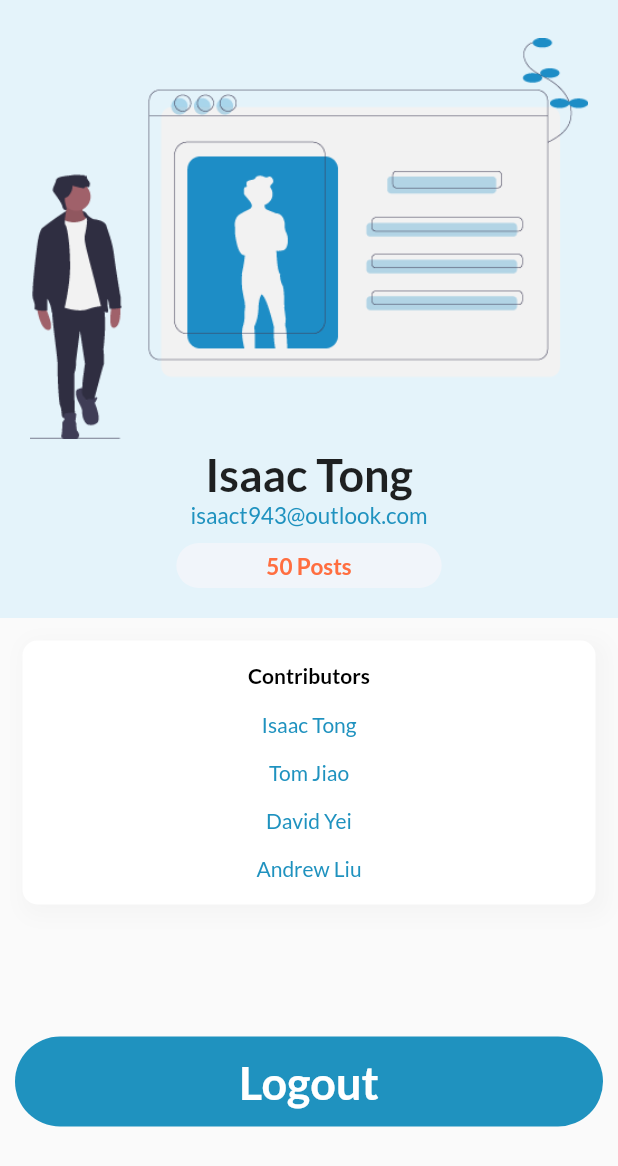
After one commit to Isaac-Tong/selectionphobia-mobile, a Flutter app: the Settings screen opened directly, on a phone screen of 412 x 824 dp. The commit adds this screen. Shown: the top 1166 px of the screen. Run offline on Flutter 3.47's test engine with Material 2 defaults, Android fonts, the phone set to English and light mode, and no system bars; our stand-ins replace carousel_slider, percent_indicator, shared_preferences, shimmer; accounts and stored records are empty; network calls fail.

Commit message:
Pagination test + added settings page

```diff
--- a/lib/main.dart
+++ b/lib/main.dart
@@ -21,7 +21,7 @@ class MyApp extends StatelessWidget {
   Widget build(BuildContext context) {
     return MaterialApp(
       title: 'Selection Phobia',
-      home: LoginScreen(),
+      home: TagsPage(),
     );
   }
 }
--- a/lib/screens/askQuestion_screen.dart
+++ b/lib/screens/askQuestion_screen.dart
@@ -125,7 +125,7 @@ class _AskQuestionState extends State<AskQuestion> {
         return FloatingActionButton(
           child: Icon(Icons.send),
           backgroundColor: darkblueColor,
-          onPressed: (){
+          onPressed: () async{
             if(question.length > 110){
               SnackBar noItems = SnackBar(
                 content: Text(
@@ -193,7 +193,7 @@ class _AskQuestionState extends State<AskQuestion> {
               return;
             }
 
-          askQuestion(question, description, cards, dropdownValue);
+          await askQuestion(question, description, cards, dropdownValue);
           Navigator.pop(context);
           },
         );
--- /dev/null
+++ b/lib/screens/settings.dart
@@ -0,0 +1,185 @@
+import 'package:flutter/material.dart';
+import 'package:selectionphobiamobile/constants.dart';
+
+class Settings extends StatefulWidget {
+  @override
+  _SettingsState createState() => _SettingsState();
+}
+
+class _SettingsState extends State<Settings> {
+  @override
+  Widget build(BuildContext context) {
+    return Scaffold(
+      body: SafeArea(
+        child: Column(
+          children: <Widget>[
+            Expanded(
+              flex: 2,
+              child: Container(
+                color: lightblueColor,
+                padding: EdgeInsets.all(20),
+                child: Column(
+                  crossAxisAlignment: CrossAxisAlignment.stretch,
+                  children: <Widget>[
+                    Expanded(
+                      child: FittedBox(
+                        fit: BoxFit.contain,
+                        child: Image(
+                          image: AssetImage('assets/images/profile.png'),
+                        ),
+                      ),
+                    ),
+                    Row(
+                      mainAxisAlignment: MainAxisAlignment.center,
+                      children: <Widget>[
+                        Text(
+                          'Isaac Tong',
+                          style: TextStyle(
+                            fontFamily: 'Lato',
+                            fontWeight: FontWeight.bold,
+                            fontSize: 30,
+                          ),
+                        ),
+                      ],
+                    ),
+                    Row(
+                      mainAxisAlignment: MainAxisAlignment.center,
+                      children: <Widget>[
+                        Text(
+                          'isaact943@outlook.com',
+                          style: TextStyle(
+                            fontFamily: 'Lato',
+                            color: darkblueColor,
+                            fontSize: 15,
+                          ),
+                        ),
+                      ],
+                    ),
+                    Row(
+                      mainAxisAlignment: MainAxisAlignment.center,
+                      children: <Widget>[
+                        Container(
+                          child: Text(
+                            '50 Posts',
+                            style: TextStyle(
+                              fontFamily: 'Lato',
+                              color: Colors.deepOrangeAccent,
+                              fontWeight: FontWeight.bold,
+                              fontSize: 15,
+                            ),
+                          ),
+                          margin: EdgeInsets.only(top: 10),
+                          padding: EdgeInsets.symmetric(vertical: 6, horizontal: 60),
+                          decoration: BoxDecoration(
+                            borderRadius: BorderRadius.all(
+                              Radius.circular(30),
+                            ),
+                            color: gradientColor,
+                          ),
+                        ),
+                      ],
+                    ),
+                  ],
+                ),
+              ),
+            ),
+            Expanded(
+              child: Container(
+                margin: EdgeInsets.all(15),
+                width: double.infinity,
+                decoration: BoxDecoration(
+                  borderRadius: BorderRadius.all(
+                    Radius.circular(10),
+                  ),
+                  color: Colors.white,
+                  boxShadow: [
+                    BoxShadow(
+                      color: Colors.grey.withOpacity(0.06),
+                      spreadRadius: 4,
+                      blurRadius: 10,
+                      offset: Offset(4,
+                          4), // changes position of shadow
+                    ),
+                  ],
+                ),
+                child: Column(
+                  mainAxisAlignment: MainAxisAlignment.spaceEvenly,
+                  children: <Widget>[
+                    Text(
+                      'Contributors',
+                      style: TextStyle(
+                        fontFamily: 'Lato',
+                        fontWeight: FontWeight.bold,
+                        color: Colors.black,
+                      ),
+                    ),
+                    Text(
+                      'Isaac Tong',
+                      style: TextStyle(
+                        fontFamily: 'Lato',
+                        color: darkblueColor,
+                      ),
+                    ),
+                    Text(
+                      'Tom Jiao',
+                      style: TextStyle(
+                        fontFamily: 'Lato',
+                        color: darkblueColor,
+                      ),
+                    ),
+                    Text(
+                      'David Yei',
+                      style: TextStyle(
+                        fontFamily: 'Lato',
+                        color: darkblueColor,
+                      ),
+                    ),
+                    Text(
+                      'Andrew Liu',
+                      style: TextStyle(
+                        fontFamily: 'Lato',
+                        color: darkblueColor,
+                      ),
+                    ),
+                  ],
+                ),
+              ),
+            ),
+            Expanded(
+              child: Column(
+                crossAxisAlignment: CrossAxisAlignment.stretch,
+                mainAxisAlignment: MainAxisAlignment.center,
+                children: <Widget>[
+                  GestureDetector(
+                    onTap: () async {
+                    },
+                    child: Container(
+                      margin: EdgeInsets.all(10),
+                      decoration: BoxDecoration(
+                        color: darkblueColor,
+                        borderRadius: BorderRadius.all(Radius.circular(100)),
+                      ),
+                      child: Padding(
+                        padding: EdgeInsets.all(12),
+                        child: Text(
+                          'Logout',
+                          textAlign: TextAlign.center,
+                          style: TextStyle(
+                            fontFamily: 'Lato',
+                            color: Colors.white,
+                            fontWeight: FontWeight.w600,
+                            fontSize: 30,
+                          ),
+                        ),
+                      ),
+                    ),
+                  ),
+                ],
+              ),
+            ),
+          ],
+        ),
+      ),
+    );
+  }
+}
```
Also changed, not shown: lib/screens/homepage_screen.dart (+9 -2 lines), lib/screens/login_screen.dart (+11 -2 lines), lib/screens/tags_page.dart (+28 -142 lines), assets/images/profile.png (added).
